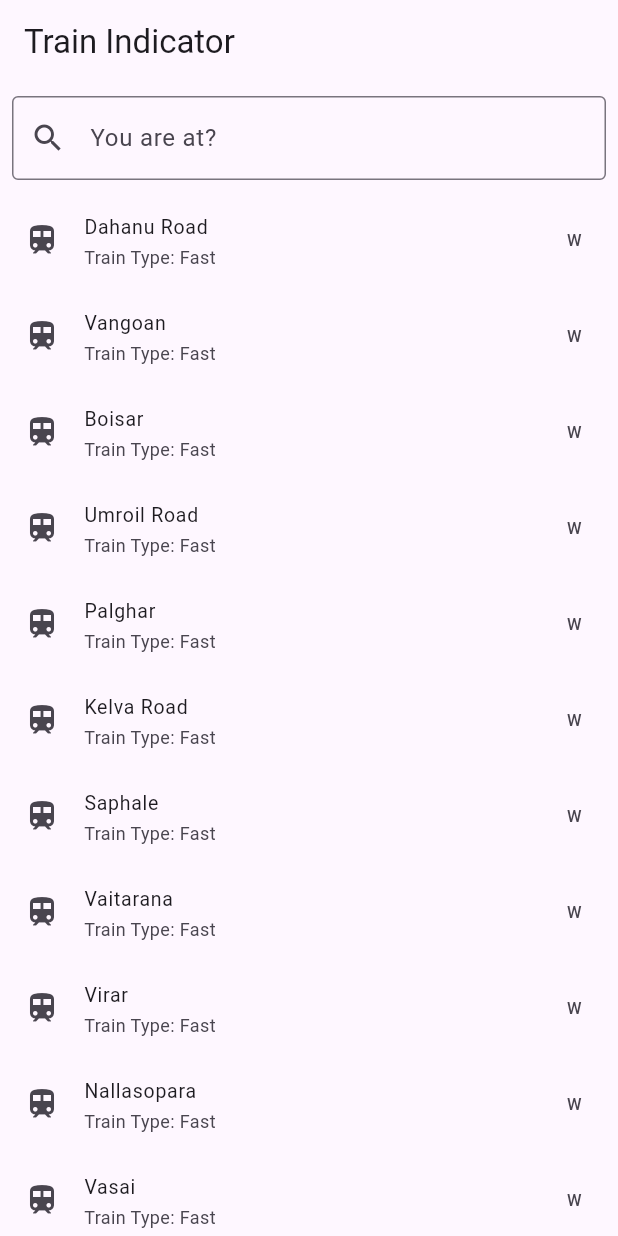
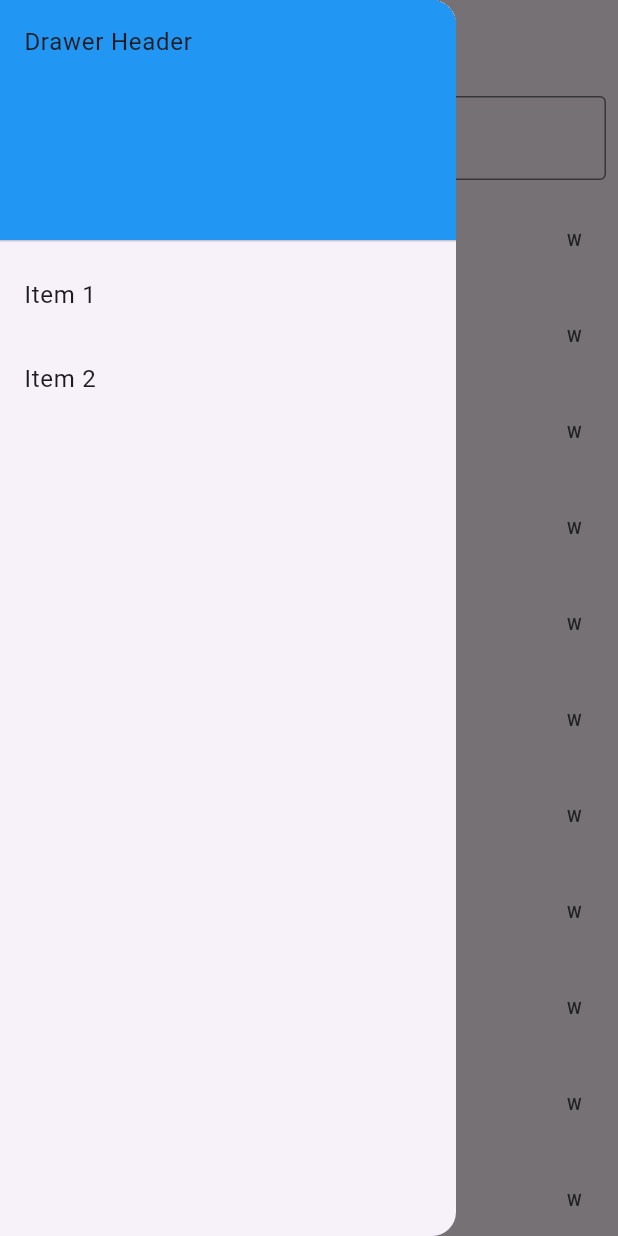
Before and after one commit to isanjaymaurya/train-indicator, a Flutter app: the screen it shows after launch, with the side drawer open (before the commit the screen has no drawer), on a phone screen of 412 x 824 dp. Run offline on Flutter 3.47's test engine with Material 3 defaults, Android fonts, the light colour scheme and no system bars.

Commit message:
added sidedrawer

```diff
--- /dev/null
+++ b/lib/components/common/sidebar_drawer.dart
@@ -0,0 +1,35 @@
+import 'package:flutter/material.dart';
+
+class SidebarDrawer extends StatelessWidget {
+  const SidebarDrawer({super.key});
+
+  @override
+  Widget build(BuildContext context) {
+    return Drawer(
+      child: ListView(
+        padding: EdgeInsets.zero,
+        children: <Widget>[
+          const DrawerHeader(
+            child: Text('Drawer Header'),
+            decoration: BoxDecoration(
+              color: Colors.blue,
+            ),
+          ),
+          ListTile(
+            title: const Text('Item 1'),
+            onTap: () {
+              // Handle item 1 tap
+            },
+          ),
+          ListTile(
+            title: const Text('Item 2'),
+            onTap: () {
+              // Handle item 2 tap
+            },
+          ),
+          // Add more list tiles for additional items
+        ],
+      ),
+    );
+  }
+}
--- /dev/null
+++ b/lib/layouts/main_layout.dart
@@ -0,0 +1,21 @@
+import 'package:flutter/material.dart';
+import 'package:train_indicator/components/common/sidebar_drawer.dart';
+
+class MainLayout extends StatelessWidget {
+  final String title;
+  final Widget body;
+
+  const MainLayout({required this.title, required this.body});
+
+  @override
+  Widget build(BuildContext context) {
+    return Scaffold(
+      appBar: AppBar(
+        title: Text(title),
+        primary: true,
+      ),
+      drawer: const SidebarDrawer(),
+      body: body,
+    );
+  }
+}
--- a/lib/pages/home_page.dart
+++ b/lib/pages/home_page.dart
@@ -1,4 +1,5 @@
 import 'package:flutter/material.dart';
+import 'package:train_indicator/layouts/main_layout.dart';
 import 'package:train_indicator/pages/station_details_page.dart';
 import '../utils.dart';
 
@@ -411,11 +412,8 @@ class _HomePageState extends State<HomePage> {
 
   @override
   Widget build(BuildContext context) {
-    return Scaffold(
-      appBar: AppBar(
-        title: Text(widget.title),
-        primary: true,
-      ),
+    return MainLayout(
+      title: widget.title,
       body: Column(
         children: [
           Padding(
```
